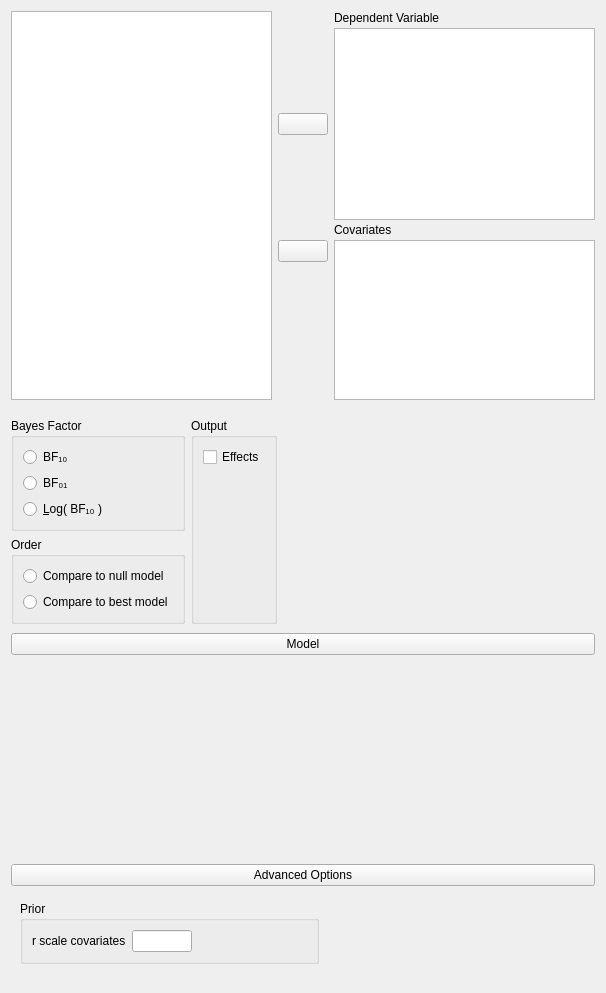
Qt form JASP-Desktop/analysisforms/regressionlinearbayesianform.ui (jasp-stats/jasp-desktop) before a commit.
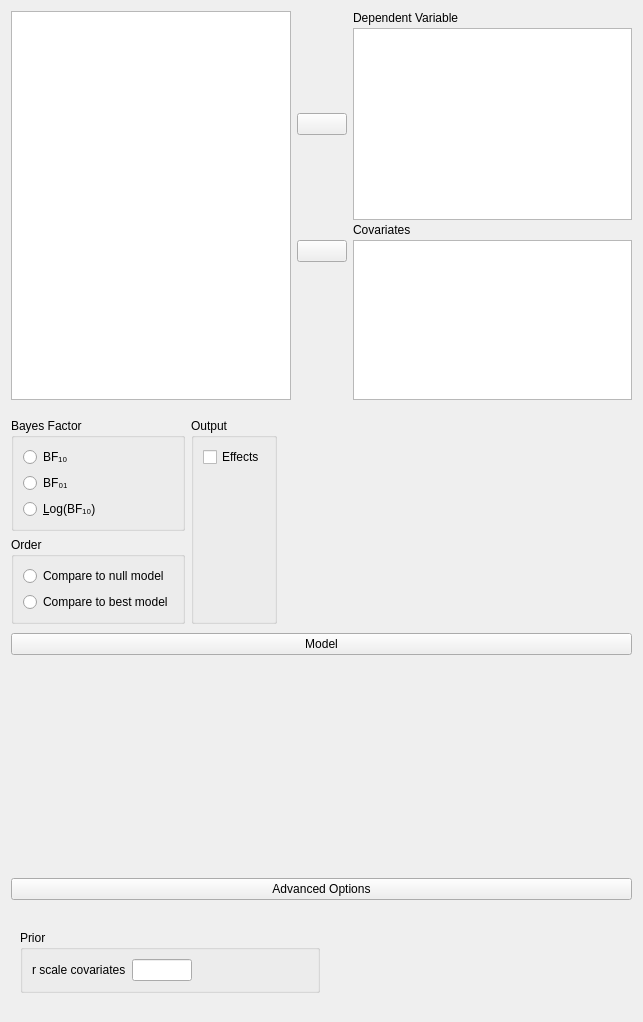
The same form after that commit. Custom widgets are drawn as their Qt base class.

What changed in the file:
```diff
--- a/JASP-Desktop/analysisforms/regressionlinearbayesianform.ui
+++ b/JASP-Desktop/analysisforms/regressionlinearbayesianform.ui
@@ -6,8 +6,8 @@
    <rect>
     <x>0</x>
     <y>0</y>
-    <width>606</width>
-    <height>979</height>
+    <width>643</width>
+    <height>1022</height>
    </rect>
   </property>
   <property name="sizePolicy">
@@ -254,7 +254,7 @@
             <item row="2" column="0">
              <widget class="QRadioButton" name="_3">
               <property name="text">
-               <string>&amp;Log( BF₁₀ )</string>
+               <string>&amp;Log(BF₁₀)</string>
               </property>
              </widget>
             </item>
```
